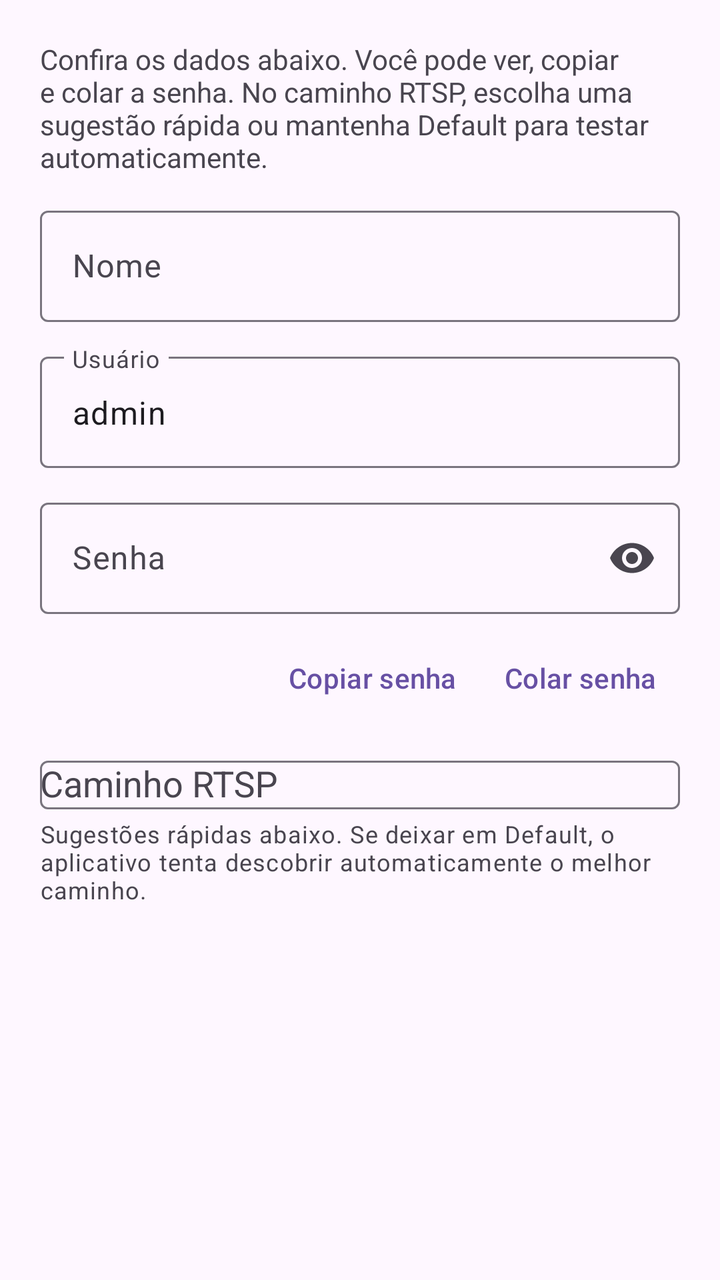
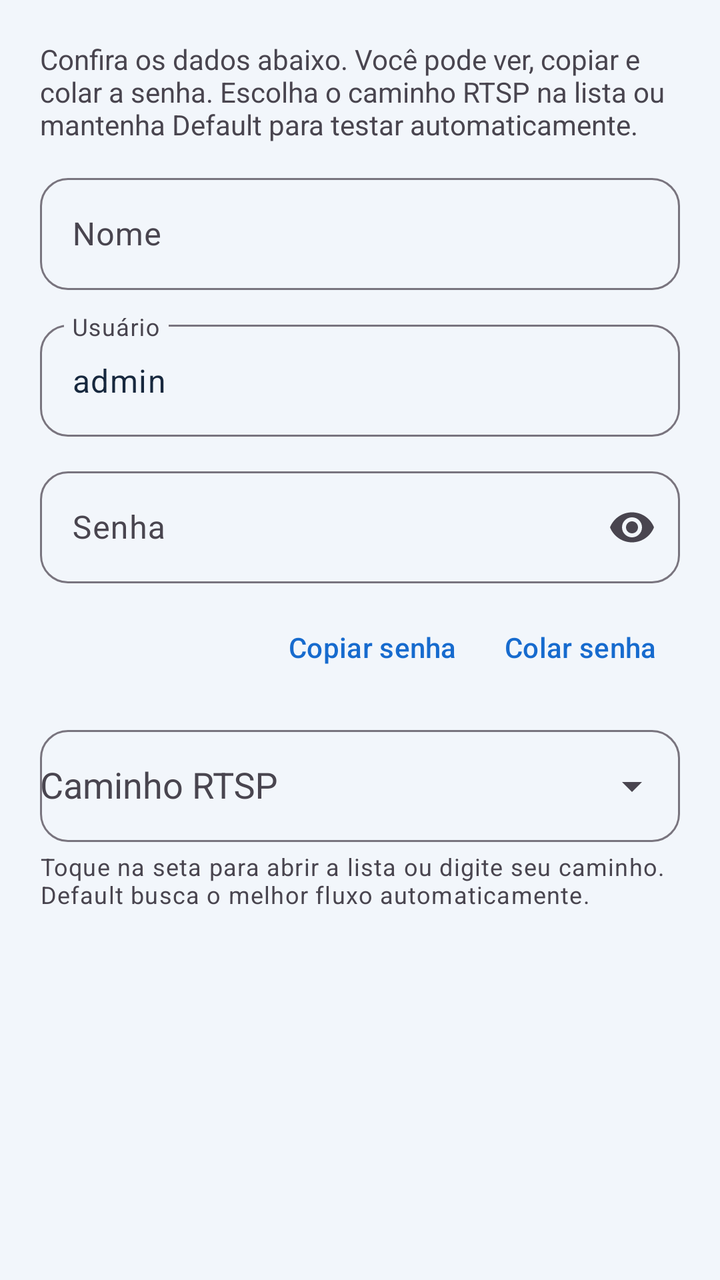

Before-and-after screenshots of an Android layout around one commit, followed by the original layout XML and the change that was made.
<!-- AndroidManifest.xml: application theme Theme.MinhaCamera -->
<!-- res/layout/dialog_scan_camera.xml -->
<?xml version="1.0" encoding="utf-8"?>
<ScrollView xmlns:android="http://schemas.android.com/apk/res/android"
    xmlns:app="http://schemas.android.com/apk/res-auto"
    android:layout_width="match_parent"
    android:layout_height="wrap_content">

    <LinearLayout
        android:layout_width="match_parent"
        android:layout_height="wrap_content"
        android:orientation="vertical"
        android:padding="20dp">

        <TextView
            android:id="@+id/tvInfo"
            android:layout_width="match_parent"
            android:layout_height="wrap_content"
            android:layout_marginBottom="12dp"
            android:text="@string/configure_camera_hint" />

        <com.google.android.material.textfield.TextInputLayout
            android:layout_width="match_parent"
            android:layout_height="wrap_content"
            android:hint="@string/nome">

            <com.google.android.material.textfield.TextInputEditText
                android:id="@+id/etName"
                android:layout_width="match_parent"
                android:layout_height="wrap_content"
                android:inputType="textCapSentences" />
        </com.google.android.material.textfield.TextInputLayout>

        <com.google.android.material.textfield.TextInputLayout
            android:layout_width="match_parent"
            android:layout_height="wrap_content"
            android:layout_marginTop="12dp"
            android:hint="@string/usuario">

            <com.google.android.material.textfield.TextInputEditText
                android:id="@+id/etUser"
                android:layout_width="match_parent"
                android:layout_height="wrap_content"
                android:inputType="text"
                android:text="admin" />
        </com.google.android.material.textfield.TextInputLayout>

        <com.google.android.material.textfield.TextInputLayout
            android:layout_width="match_parent"
            android:layout_height="wrap_content"
            android:layout_marginTop="12dp"
            android:hint="@string/senha"
            app:endIconMode="password_toggle">

            <com.google.android.material.textfield.TextInputEditText
                android:id="@+id/etPass"
                android:layout_width="match_parent"
                android:layout_height="wrap_content"
                android:inputType="textPassword" />
        </com.google.android.material.textfield.TextInputLayout>

        <LinearLayout
            android:layout_width="match_parent"
            android:layout_height="wrap_content"
            android:layout_marginTop="8dp"
            android:gravity="end"
            android:orientation="horizontal">

            <com.google.android.material.button.MaterialButton
                android:id="@+id/btnCopyPass"
                style="@style/Widget.Material3.Button.TextButton"
                android:layout_width="wrap_content"
                android:layout_height="wrap_content"
                android:text="@string/copiar_senha" />

            <com.google.android.material.button.MaterialButton
                android:id="@+id/btnPastePass"
                style="@style/Widget.Material3.Button.TextButton"
                android:layout_width="wrap_content"
                android:layout_height="wrap_content"
                android:text="@string/colar_senha" />
        </LinearLayout>

        <com.google.android.material.textfield.TextInputLayout
            android:layout_width="match_parent"
            android:layout_height="wrap_content"
            android:layout_marginTop="12dp"
            android:hint="@string/caminho_rtsp">
            <com.google.android.material.textfield.MaterialAutoCompleteTextView
                android:id="@+id/etPath"
                android:layout_width="match_parent"
                android:layout_height="wrap_content"
                android:completionThreshold="0"
                android:inputType="textUri" />
        </com.google.android.material.textfield.TextInputLayout>

        <TextView
            android:layout_width="match_parent"
            android:layout_height="wrap_content"
            android:layout_marginTop="4dp"
            android:text="@string/caminho_default_hint"
            android:textAppearance="?attr/textAppearanceBodySmall" />

        <com.google.android.material.chip.ChipGroup
            android:id="@+id/chipPaths"
            android:layout_width="match_parent"
            android:layout_height="wrap_content"
            android:layout_marginTop="8dp"
            app:singleLine="false"
            app:singleSelection="false" />
    </LinearLayout>
</ScrollView>
<!-- resources referenced by this layout -->
<resources>
  <string name="caminho_default_hint">Sugestões rápidas abaixo. Se deixar em Default, o aplicativo tenta descobrir automaticamente o melhor caminho.</string>
  <string name="caminho_rtsp">Caminho RTSP</string>
  <string name="colar_senha">Colar senha</string>
  <string name="configure_camera_hint">Confira os dados abaixo. Você pode ver, copiar e colar a senha. No caminho RTSP, escolha uma sugestão rápida ou mantenha Default para testar automaticamente.</string>
  <string name="copiar_senha">Copiar senha</string>
  <string name="nome">Nome</string>
  <string name="senha">Senha</string>
  <string name="usuario">Usuário</string>
  <style name="Theme.MinhaCamera" parent="Theme.Material3.DayNight" />
</resources>

<!-- the commit's change to res/layout/dialog_scan_camera.xml (unified diff, before → after) -->
@@ -1,110 +1,22 @@
 <?xml version="1.0" encoding="utf-8"?>
-<ScrollView xmlns:android="http://schemas.android.com/apk/res/android"
-    xmlns:app="http://schemas.android.com/apk/res-auto"
-    android:layout_width="match_parent"
-    android:layout_height="wrap_content">
-
-    <LinearLayout
-        android:layout_width="match_parent"
-        android:layout_height="wrap_content"
-        android:orientation="vertical"
-        android:padding="20dp">
-
-        <TextView
-            android:id="@+id/tvInfo"
-            android:layout_width="match_parent"
-            android:layout_height="wrap_content"
-            android:layout_marginBottom="12dp"
-            android:text="@string/configure_camera_hint" />
-
-        <com.google.android.material.textfield.TextInputLayout
-            android:layout_width="match_parent"
-            android:layout_height="wrap_content"
-            android:hint="@string/nome">
-
-            <com.google.android.material.textfield.TextInputEditText
-                android:id="@+id/etName"
-                android:layout_width="match_parent"
-                android:layout_height="wrap_content"
-                android:inputType="textCapSentences" />
-        </com.google.android.material.textfield.TextInputLayout>
-
-        <com.google.android.material.textfield.TextInputLayout
-            android:layout_width="match_parent"
-            android:layout_height="wrap_content"
-            android:layout_marginTop="12dp"
-            android:hint="@string/usuario">
-
-            <com.google.android.material.textfield.TextInputEditText
-                android:id="@+id/etUser"
-                android:layout_width="match_parent"
-                android:layout_height="wrap_content"
-                android:inputType="text"
-                android:text="admin" />
-        </com.google.android.material.textfield.TextInputLayout>
-
-        <com.google.android.material.textfield.TextInputLayout
-            android:layout_width="match_parent"
-            android:layout_height="wrap_content"
-            android:layout_marginTop="12dp"
-            android:hint="@string/senha"
-            app:endIconMode="password_toggle">
-
-            <com.google.android.material.textfield.TextInputEditText
-                android:id="@+id/etPass"
-                android:layout_width="match_parent"
-                android:layout_height="wrap_content"
-                android:inputType="textPassword" />
-        </com.google.android.material.textfield.TextInputLayout>
-
-        <LinearLayout
-            android:layout_width="match_parent"
-            android:layout_height="wrap_content"
-            android:layout_marginTop="8dp"
-            android:gravity="end"
-            android:orientation="horizontal">
-
-            <com.google.android.material.button.MaterialButton
-                android:id="@+id/btnCopyPass"
-                style="@style/Widget.Material3.Button.TextButton"
-                android:layout_width="wrap_content"
-                android:layout_height="wrap_content"
-                android:text="@string/copiar_senha" />
-
-            <com.google.android.material.button.MaterialButton
-                android:id="@+id/btnPastePass"
-                style="@style/Widget.Material3.Button.TextButton"
-                android:layout_width="wrap_content"
-                android:layout_height="wrap_content"
-                android:text="@string/colar_senha" />
-        </LinearLayout>
-
-        <com.google.android.material.textfield.TextInputLayout
-            android:layout_width="match_parent"
-            android:layout_height="wrap_content"
-            android:layout_marginTop="12dp"
-            android:hint="@string/caminho_rtsp">
-            <com.google.android.material.textfield.MaterialAutoCompleteTextView
-                android:id="@+id/etPath"
-                android:layout_width="match_parent"
-                android:layout_height="wrap_content"
-                android:completionThreshold="0"
-                android:inputType="textUri" />
-        </com.google.android.material.textfield.TextInputLayout>
-
-        <TextView
-            android:layout_width="match_parent"
-            android:layout_height="wrap_content"
-            android:layout_marginTop="4dp"
-            android:text="@string/caminho_default_hint"
-            android:textAppearance="?attr/textAppearanceBodySmall" />
-
-        <com.google.android.material.chip.ChipGroup
-            android:id="@+id/chipPaths"
-            android:layout_width="match_parent"
-            android:layout_height="wrap_content"
-            android:layout_marginTop="8dp"
-            app:singleLine="false"
-            app:singleSelection="false" />
+<ScrollView xmlns:android="http://schemas.android.com/apk/res/android" xmlns:app="http://schemas.android.com/apk/res-auto" android:layout_width="match_parent" android:layout_height="wrap_content">
+  <LinearLayout android:layout_width="match_parent" android:layout_height="wrap_content" android:orientation="vertical" android:padding="20dp">
+    <TextView android:id="@+id/tvInfo" android:layout_width="match_parent" android:layout_height="wrap_content" android:layout_marginBottom="12dp" android:text="@string/configure_camera_hint" />
+    <com.google.android.material.textfield.TextInputLayout android:layout_width="match_parent" android:layout_height="wrap_content" android:hint="@string/nome" style="@style/Widget.Material3.TextInputLayout.OutlinedBox" app:boxCornerRadiusTopStart="14dp" app:boxCornerRadiusTopEnd="14dp" app:boxCornerRadiusBottomStart="14dp" app:boxCornerRadiusBottomEnd="14dp">
+      <com.google.android.material.textfield.TextInputEditText android:id="@+id/etName" android:layout_width="match_parent" android:layout_height="wrap_content" android:inputType="textCapSentences" android:minHeight="56dp" android:maxLines="1" android:singleLine="true" />
+    </com.google.android.material.textfield.TextInputLayout>
+    <com.google.android.material.textfield.TextInputLayout android:layout_width="match_parent" android:layout_height="wrap_content" android:layout_marginTop="12dp" android:hint="@string/usuario" style="@style/Widget.Material3.TextInputLayout.OutlinedBox" app:boxCornerRadiusTopStart="14dp" app:boxCornerRadiusTopEnd="14dp" app:boxCornerRadiusBottomStart="14dp" app:boxCornerRadiusBottomEnd="14dp">
+      <com.google.android.material.textfield.TextInputEditText android:id="@+id/etUser" android:layout_width="match_parent" android:layout_height="wrap_content" android:inputType="text" android:text="admin" android:minHeight="56dp" android:maxLines="1" android:singleLine="true" />
+    </com.google.android.material.textfield.TextInputLayout>
+    <com.google.android.material.textfield.TextInputLayout android:layout_width="match_parent" android:layout_height="wrap_content" android:layout_marginTop="12dp" android:hint="@string/senha" app:endIconMode="password_toggle" style="@style/Widget.Material3.TextInputLayout.OutlinedBox" app:boxCornerRadiusTopStart="14dp" app:boxCornerRadiusTopEnd="14dp" app:boxCornerRadiusBottomStart="14dp" app:boxCornerRadiusBottomEnd="14dp">
+      <com.google.android.material.textfield.TextInputEditText android:id="@+id/etPass" android:layout_width="match_parent" android:layout_height="wrap_content" android:inputType="textPassword" android:minHeight="56dp" android:maxLines="1" android:singleLine="true" />
+    </com.google.android.material.textfield.TextInputLayout>
+    <LinearLayout android:layout_width="match_parent" android:layout_height="wrap_content" android:layout_marginTop="8dp" android:gravity="end" android:orientation="horizontal">
+      <com.google.android.material.button.MaterialButton android:id="@+id/btnCopyPass" style="@style/Widget.Material3.Button.TextButton" android:layout_width="wrap_content" android:layout_height="wrap_content" android:text="@string/copiar_senha" />
+      <com.google.android.material.button.MaterialButton android:id="@+id/btnPastePass" style="@style/Widget.Material3.Button.TextButton" android:layout_width="wrap_content" android:layout_height="wrap_content" android:text="@string/colar_senha" />
     </LinearLayout>
+    <com.google.android.material.textfield.TextInputLayout android:layout_width="match_parent" android:layout_height="wrap_content" android:layout_marginTop="12dp" android:hint="@string/caminho_rtsp" style="@style/Widget.Material3.TextInputLayout.OutlinedBox" app:boxCornerRadiusTopStart="14dp" app:boxCornerRadiusTopEnd="14dp" app:boxCornerRadiusBottomStart="14dp" app:boxCornerRadiusBottomEnd="14dp" app:endIconMode="dropdown_menu" app:helperText="@string/caminho_default_hint">
+      <com.google.android.material.textfield.MaterialAutoCompleteTextView android:id="@+id/etPath" android:layout_width="match_parent" android:layout_height="wrap_content" android:completionThreshold="0" android:inputType="textUri|textNoSuggestions" android:minHeight="56dp" android:maxLines="1" android:singleLine="true" />
+    </com.google.android.material.textfield.TextInputLayout>
+  </LinearLayout>
 </ScrollView>
<!-- resource entries referenced after the edit -->
@@ -1,13 +1,21 @@
 <!-- resources referenced by this layout -->
 <resources>
-  <string name="caminho_default_hint">Sugestões rápidas abaixo. Se deixar em Default, o aplicativo tenta descobrir automaticamente o melhor caminho.</string>
+  <string name="caminho_default_hint">Toque na seta para abrir a lista ou digite seu caminho. Default busca o melhor fluxo automaticamente.</string>
   <string name="caminho_rtsp">Caminho RTSP</string>
   <string name="colar_senha">Colar senha</string>
-  <string name="configure_camera_hint">Confira os dados abaixo. Você pode ver, copiar e colar a senha. No caminho RTSP, escolha uma sugestão rápida ou mantenha Default para testar automaticamente.</string>
+  <string name="configure_camera_hint">Confira os dados abaixo. Você pode ver, copiar e colar a senha. Escolha o caminho RTSP na lista ou mantenha Default para testar automaticamente.</string>
   <string name="copiar_senha">Copiar senha</string>
   <string name="nome">Nome</string>
   <string name="senha">Senha</string>
   <string name="usuario">Usuário</string>
-  <style name="Theme.MinhaCamera" parent="Theme.Material3.DayNight" />
+  <style name="Theme.MinhaCamera" parent="Theme.Material3.DayNight">
+    <item name="colorPrimary">@color/brand_primary</item><item name="colorOnPrimary">@color/brand_on_primary</item><item name="colorSecondary">@color/brand_secondary</item><item name="colorSurface">@color/app_surface</item><item name="colorOnSurface">@color/app_text</item><item name="android:colorBackground">@color/app_background</item><item name="android:windowBackground">@color/app_background</item><item name="android:statusBarColor">@color/brand_primary</item><item name="android:navigationBarColor">@color/app_background</item><item name="android:windowLightStatusBar">false</item>
+   </style>
+  <color name="brand_primary">#176BCE</color>
+  <color name="brand_on_primary">#FFFFFF</color>
+  <color name="brand_secondary">#007F8B</color>
+  <color name="app_surface">#FFFFFF</color>
+  <color name="app_text">#17283E</color>
+  <color name="app_background">#F2F6FB</color>
 </resources>
 
